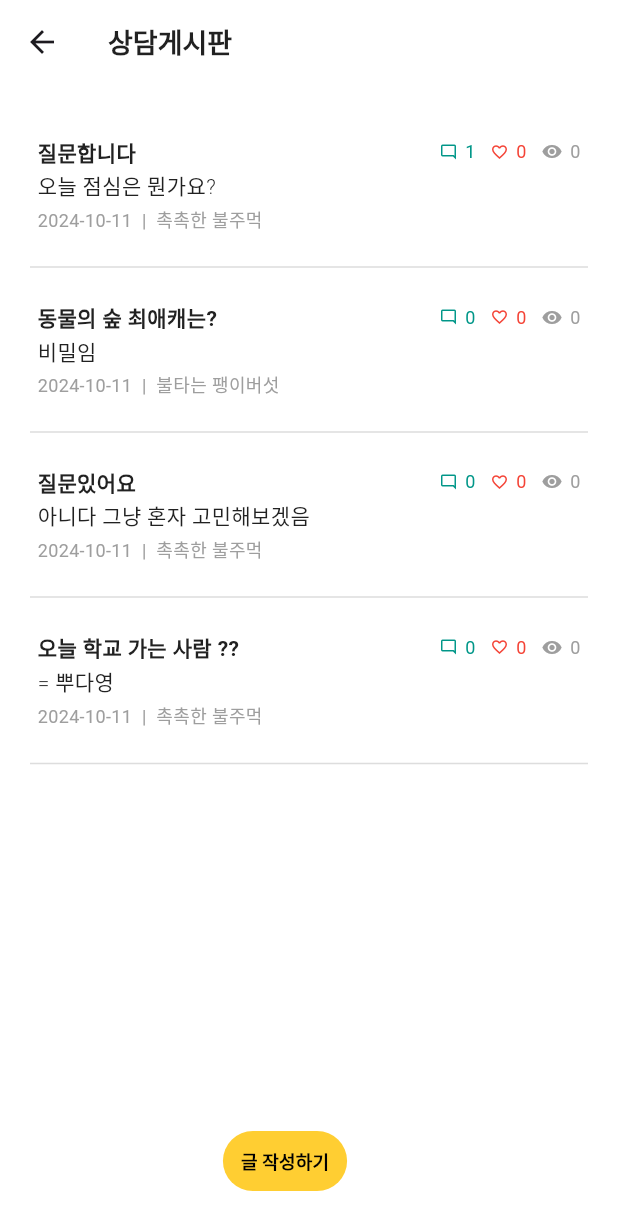
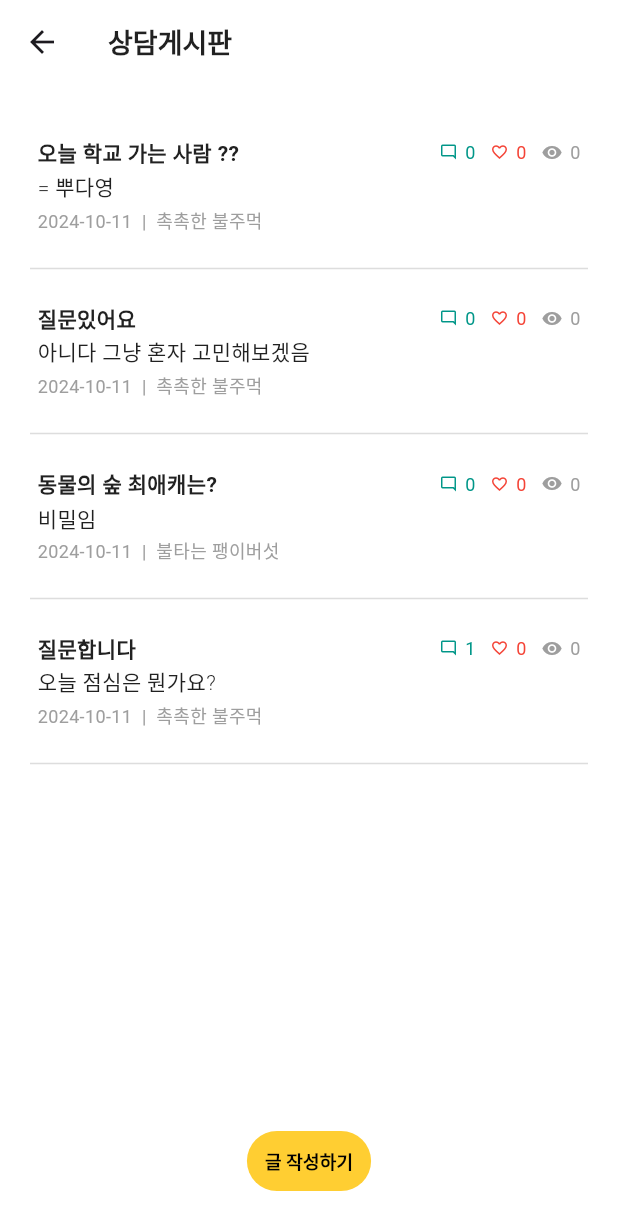
Before and after one commit to jhrchicken/DoctorViewApp, a Flutter app: the BoardListScreen screen opened directly, on a phone screen of 412 x 824 dp. Shown: the top 1230 px of the screen. Run offline on Flutter 3.47's test engine with Material 3 defaults, Android fonts, the light colour scheme and no system bars; accounts and stored records are empty; Roboto replaces fonts that are missing (Pretendard).

Commit message:
Fix: 최근 작성한 게시글이 최상단, 글 작성 버튼 중앙정렬

```diff
--- a/lib/screens/board/bestboard_list_screen.dart
+++ b/lib/screens/board/bestboard_list_screen.dart
@@ -27,6 +27,7 @@ class _BestboardListScreenState extends State<BestboardListScreen> {
     List<Board> bestboardList = boardList
       .where((board) => likesProvider.selectLikes('board', board.boardIdx.toString()).length >= 3)
       .toList();
+    bestboardList = bestboardList.reversed.toList();
 
     // 베스트 게시물이 없는 경우
     if (bestboardList.isEmpty) {
--- a/lib/screens/board/board_list_screen.dart
+++ b/lib/screens/board/board_list_screen.dart
@@ -26,7 +26,7 @@ class _BoardListScreenState extends State<BoardListScreen> {
   Widget build(BuildContext context) {
     final boardProvider = Provider.of<BoardProvider>(context);
 
-    List<Board> boardList = boardProvider.listBoard(widget.boardName);
+    List<Board> boardList = boardProvider.listBoard(widget.boardName).reversed.toList();
 
     return Scaffold(
       // 상단바
@@ -78,9 +78,8 @@ class _BoardListScreenState extends State<BoardListScreen> {
       ),
 
       // 글 작성하기 버튼
-      floatingActionButton: Align(
-        alignment: Alignment.bottomCenter,
-        child: Padding(
+      floatingActionButtonLocation: FloatingActionButtonLocation.centerFloat,
+      floatingActionButton: Padding(
       padding: const EdgeInsets.only(bottom: 10),
         child: SecondaryButton(
           text: '글 작성하기',
@@ -97,7 +96,6 @@ class _BoardListScreenState extends State<BoardListScreen> {
           color: pointColor1,
         ),
       ),
-      ),
     );
   }
 }
--- a/lib/screens/board/myboard_list_screen.dart
+++ b/lib/screens/board/myboard_list_screen.dart
@@ -71,6 +71,8 @@ class _MyboardListScreenState extends State<MyboardListScreen> {
           .any((like) => like.memberRef == loginMember.id);
       }).toList();
     }
+
+    myboardList = myboardList.reversed.toList();
 
     // 작성한 게시글이 없는 경우
     if (myboardList.isEmpty) {
--- a/lib/screens/board/waitcomment_list_screen.dart
+++ b/lib/screens/board/waitcomment_list_screen.dart
@@ -23,8 +23,9 @@ class _WaitcommentListScreenState extends State<WaitcommentListScreen> {
     List<Board> boardList = boardProvider.boardList;
     // 댓글 수가 0인 게시물
     List<Board> waitcommentList = boardList
-      .where((board) => commentProvider.listComment(board.boardIdx).length >= 3)
+      .where((board) => commentProvider.listComment(board.boardIdx).isEmpty)
       .toList();
+    waitcommentList = waitcommentList.reversed.toList();
 
     // 작성한 게시글이 없는 경우
     if (waitcommentList.isEmpty) {
```
Lines whose indentation alone changed are shown as unchanged.
